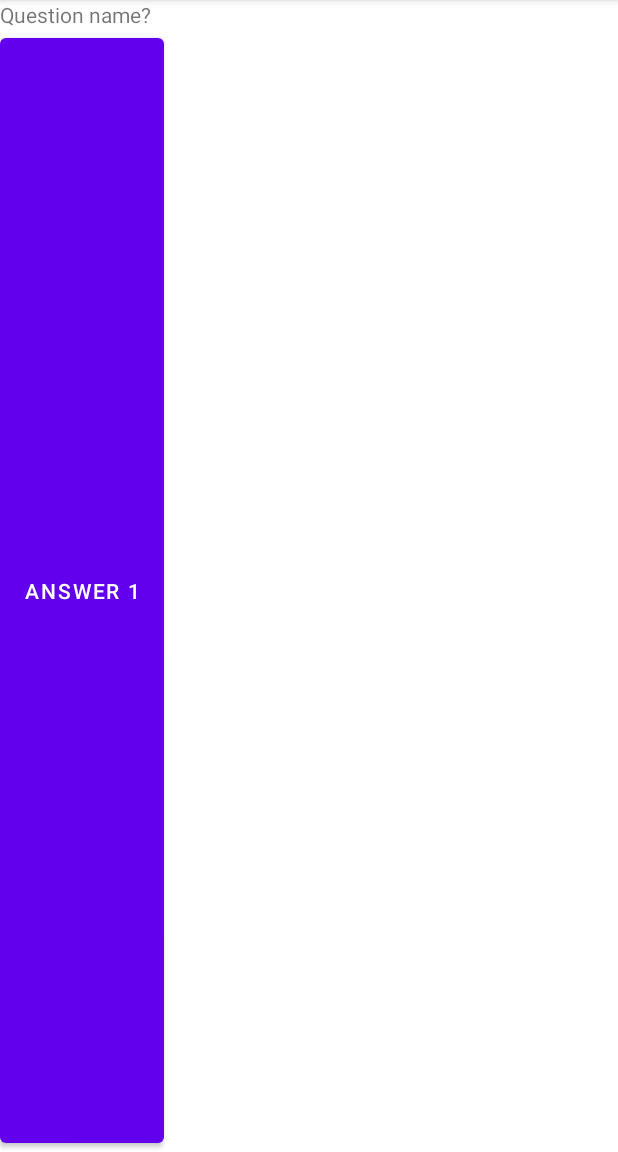
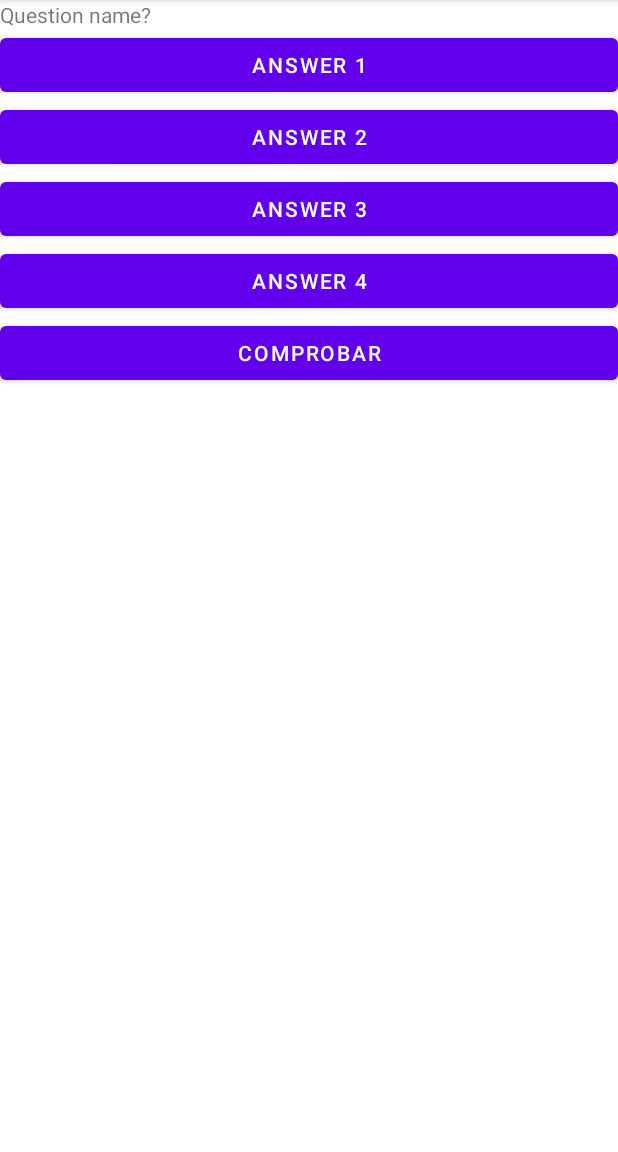
Before and after one commit to XavierRM/Leaf, an Android app: the screen it shows after launch (GameActivity), after a tap on an icon or button, on a phone screen of 412 x 824 dp, the part 84-1236 px from its top. Run offline under Robolectric (Android 15) with nearby library versions, the phone set to English and light mode, and no system bars.

Commit message:
Fixed all QuizGame bugs

```diff
--- a/app/src/main/java/com/grupo22/Leaf/MainActivity.java
+++ b/app/src/main/java/com/grupo22/Leaf/MainActivity.java
@@ -3,15 +3,12 @@ package com.grupo22.Leaf;
 import androidx.annotation.NonNull;
 import androidx.annotation.RequiresApi;
 import androidx.appcompat.app.AppCompatActivity;
-import androidx.core.app.NotificationCompat;
 import androidx.recyclerview.widget.LinearLayoutManager;
 import androidx.recyclerview.widget.RecyclerView;
 
-import android.app.PendingIntent;
 import android.content.Intent;
 import android.os.Build;
 import android.os.Bundle;
-import android.os.Parcelable;
 import android.util.Log;
 import android.view.Menu;
 import android.view.MenuInflater;
@@ -20,7 +17,6 @@ import android.view.View;
 import android.widget.TextView;
 import android.widget.Toast;
 
-import com.google.android.material.snackbar.Snackbar;
 import com.grupo22.Leaf.domain.deck.Deck;
 import com.grupo22.Leaf.menu.SessionActivity;
 import com.grupo22.Leaf.module.adapter.DecksAdapter;
@@ -69,10 +65,10 @@ public class MainActivity extends AppCompatActivity implements DecksView {
                 //mPresenter.onClickDeck(mAdapter.getItem(position));
                 DeckViewModel deckViewModel = mAdapter.getItem(position);
 
-                Deck deck = new Deck(deckViewModel.getId(), deckViewModel.getTitle(), deckViewModel.getQuestions());
+                Deck deck = new Deck(deckViewModel.getId(), deckViewModel.getTitle(), deckViewModel.getQuizzes());
 
                 //Here we would create the intent and pass the deck
-                Intent intentShare = new Intent(getApplicationContext(), GameActivity.class);
+                Intent intentShare = new Intent(getBaseContext(), GameActivity.class);
                 intentShare.putExtra(GameActivity.DECK_KEY, deck);
                 startActivity(intentShare);
                 Log.d("_TAG", "The deck selected is the following:\n" + deckViewModel.getTitle() + "\n" + deckViewModel.getId());
--- a/app/src/main/java/com/grupo22/Leaf/domain/deck/Deck.java
+++ b/app/src/main/java/com/grupo22/Leaf/domain/deck/Deck.java
@@ -3,17 +3,15 @@ package com.grupo22.Leaf.domain.deck;
 import android.os.Build;
 import android.os.Parcel;
 import android.os.Parcelable;
-import android.util.Log;
 
 import androidx.annotation.RequiresApi;
 
-import com.grupo22.Leaf.domain.question.Quiz;
+import com.grupo22.Leaf.domain.quiz.Quiz;
 
 import java.time.LocalDate;
 
-import java.time.LocalDateTime;
-import java.time.LocalTime;
 import java.time.format.DateTimeFormatter;
+import java.util.ArrayList;
 import java.util.List;
 
 @RequiresApi(api = Build.VERSION_CODES.O)
@@ -25,30 +23,30 @@ public class Deck implements Parcelable {
     private LocalDate creationDate = LocalDate.now();
     private LocalDate lastUpdate;
     private String lang;
-    private List<Quiz> questions;
+    private List<Quiz> quizzes;
 
-    public Deck(String id, String title, List<Quiz> questions) {
+    public Deck(String id, String title, List<Quiz> quizzes) {
         this.id = id;
         this.title = title;
         this.creationDate = LocalDate.now();
         this.lastUpdate = LocalDate.now();
-        this.questions = questions;
+        this.quizzes = quizzes;
     }
 
-    public Deck(String title, String category, String lang, List<Quiz> questions) {
+    public Deck(String title, String category, String lang, List<Quiz> quizzes) {
         this.title = title;
         this.category = category;
         this.lang = lang;
-        this.questions = questions;
+        this.quizzes = quizzes;
         this.creationDate = LocalDate.now();
         this.lastUpdate = LocalDate.now();
     }
 
-    public Deck(String title, String category, LocalDate creationDate, LocalDate lastUpdate,String lang, List<Quiz> questions) {
+    public Deck(String title, String category, LocalDate creationDate, LocalDate lastUpdate,String lang, List<Quiz> quizzes) {
         this.title = title;
         this.category = category;
         this.lang = lang;
-        this.questions = questions;
+        this.quizzes = quizzes;
         this.creationDate = creationDate;
         this.lastUpdate = lastUpdate;
     }
@@ -59,8 +57,11 @@ public class Deck implements Parcelable {
         id = in.readString();
         title = in.readString();
         category = in.readString();
-        //creationDate = LocalDate.parse((in.readString()), formatter);
+        creationDate = LocalDate.parse((in.readString()), formatter);
+        lastUpdate = LocalDate.parse((in.readString()), formatter);
         lang = in.readString();
+        quizzes = new ArrayList<>();
+        in.readTypedList(quizzes, Quiz.CREATOR);
     }
 
     public static final Creator<Deck> CREATOR = new Creator<Deck>() {
@@ -94,7 +95,7 @@ public class Deck implements Parcelable {
         return title;
     }
 
-    public void setTittle(String title) {
+    public void setTitle(String title) {
         updateLastDateTime();
         this.title = title;
     }
@@ -121,12 +122,12 @@ public class Deck implements Parcelable {
 
     public List<Quiz> getQuizzes() {
         updateLastDateTime();
-        return questions;
+        return quizzes;
     }
 
-    public void setQuestions(List<Quiz> questions) {
+    public void setQuizzes(List<Quiz> quizzes) {
         updateLastDateTime();
-        this.questions = questions;
+        this.quizzes = quizzes;
     }
 
     public LocalDate getCreationDate() {
@@ -150,6 +151,6 @@ public class Deck implements Parcelable {
         parcel.writeString(creationDate.toString());
         parcel.writeString(lastUpdate.toString());
         parcel.writeString(lang);
-        parcel.writeTypedList(questions);
+        parcel.writeTypedList(quizzes);
     }
 }
--- a/app/src/main/java/com/grupo22/Leaf/domain/deck/conversor/DeckToJsonConversor.java
+++ b/app/src/main/java/com/grupo22/Leaf/domain/deck/conversor/DeckToJsonConversor.java
@@ -5,7 +5,7 @@ import android.os.Build;
 import androidx.annotation.RequiresApi;
 
 import com.grupo22.Leaf.domain.deck.Deck;
-import com.grupo22.Leaf.domain.question.conversor.QuestionToJsonConversor;
+import com.grupo22.Leaf.domain.quiz.conversor.QuizToJsonConversor;
 
 import org.json.JSONException;
 import org.json.JSONObject;
@@ -19,7 +19,7 @@ public class DeckToJsonConversor {
                 .put("creationDate",deck.getCreationDate())
                 .put("lastUpdate",deck.getLastUpdate())
                 .put("lang",deck.getLang())
-                .put("content", QuestionToJsonConversor.convert(deck.getQuizzes()));
+                .put("content", QuizToJsonConversor.convert(deck.getQuizzes()));
         JSONObject deckJSON = new JSONObject().put("deck",deckInfo);
         return new JSONObject();
     }
--- a/app/src/main/java/com/grupo22/Leaf/domain/deck/conversor/JsonToDeckConversor.java
+++ b/app/src/main/java/com/grupo22/Leaf/domain/deck/conversor/JsonToDeckConversor.java
@@ -5,7 +5,7 @@ import android.os.Build;
 import androidx.annotation.RequiresApi;
 
 import com.grupo22.Leaf.domain.deck.Deck;
-import com.grupo22.Leaf.domain.question.conversor.JsonToQuestionConversor;
+import com.grupo22.Leaf.domain.quiz.conversor.JsonToQuizConversor;
 
 import org.json.JSONException;
 import org.json.JSONObject;
@@ -18,6 +18,6 @@ public class JsonToDeckConversor {
     @RequiresApi(api = Build.VERSION_CODES.O)
     public static Deck convert(JSONObject json) throws JSONException {
         DateTimeFormatter formatter = DateTimeFormatter.ofPattern("dd/MM/yyyy");
-        return new Deck(json.getString("title"), json.getString("category"), LocalDate.parse(json.getString("creationDate"), formatter), LocalDate.parse(json.getString("lastUpdate"),formatter), json.getString("lang"), JsonToQuestionConversor.convert(json.getJSONArray("content")));
+        return new Deck(json.getString("title"), json.getString("category"), LocalDate.parse(json.getString("creationDate"), formatter), LocalDate.parse(json.getString("lastUpdate"),formatter), json.getString("lang"), JsonToQuizConversor.convert(json.getJSONArray("content")));
     }
 }
--- a/app/src/main/java/com/grupo22/Leaf/domain/question/conversor/JsonToQuestionConversor.java
+++ b/app/src/main/java/com/grupo22/Leaf/domain/quiz/conversor/JsonToQuizConversor.java
@@ -1,6 +1,6 @@
-package com.grupo22.Leaf.domain.question.conversor;
+package com.grupo22.Leaf.domain.quiz.conversor;
 
-import com.grupo22.Leaf.domain.question.Quiz;
+import com.grupo22.Leaf.domain.quiz.Quiz;
 
 import org.json.JSONArray;
 import org.json.JSONException;
@@ -9,7 +9,7 @@ import org.json.JSONObject;
 import java.util.ArrayList;
 import java.util.List;
 
-public class JsonToQuestionConversor {
+public class JsonToQuizConversor {
 
     public static Quiz convert(JSONObject content) throws JSONException {
         List<String> answers = new ArrayList<>();
--- a/app/src/main/java/com/grupo22/Leaf/domain/question/conversor/QuestionToJsonConversor.java
+++ b/app/src/main/java/com/grupo22/Leaf/domain/quiz/conversor/QuizToJsonConversor.java
@@ -1,10 +1,10 @@
-package com.grupo22.Leaf.domain.question.conversor;
+package com.grupo22.Leaf.domain.quiz.conversor;
 
 import android.os.Build;
 
 import androidx.annotation.RequiresApi;
 
-import com.grupo22.Leaf.domain.question.Quiz;
+import com.grupo22.Leaf.domain.quiz.Quiz;
 
 import org.json.JSONArray;
 import org.json.JSONException;
@@ -12,7 +12,7 @@ import org.json.JSONObject;
 
 import java.util.List;
 
-public class QuestionToJsonConversor {
+public class QuizToJsonConversor {
 
     @RequiresApi(api = Build.VERSION_CODES.O)
     public static JSONObject convert(Quiz quiz) throws JSONException {
--- a/app/src/main/java/com/grupo22/Leaf/module/presenter/DecksPresenterImp.java
+++ b/app/src/main/java/com/grupo22/Leaf/module/presenter/DecksPresenterImp.java
@@ -10,7 +10,7 @@ import androidx.annotation.RequiresApi;
 import com.grupo22.Leaf.R;
 import com.grupo22.Leaf.domain.deck.Deck;
 
-import com.grupo22.Leaf.domain.question.Quiz;
+import com.grupo22.Leaf.domain.quiz.Quiz;
 import com.grupo22.Leaf.module.viewmodel.DeckViewModel;
 import com.grupo22.Leaf.module.viewmodel.DecksViewModelMapper;
 
@@ -60,7 +60,7 @@ public class DecksPresenterImp implements DecksPresenter {
             answers.add("answer 3");
             answers.add("answer 4");
 
-            Quiz question = new Quiz("Question name?", answers, 4);
+            Quiz question = new Quiz("Question name?", answers, 3);
 
             List<Quiz> questions = new ArrayList<>();
             questions.add(question);
--- a/app/src/main/java/com/grupo22/Leaf/module/viewmodel/DeckViewModel.java
+++ b/app/src/main/java/com/grupo22/Leaf/module/viewmodel/DeckViewModel.java
@@ -1,6 +1,6 @@
 package com.grupo22.Leaf.module.viewmodel;
 
-import com.grupo22.Leaf.domain.question.Quiz;
+import com.grupo22.Leaf.domain.quiz.Quiz;
 
 import java.util.List;
 
@@ -28,7 +28,7 @@ public class DeckViewModel {
         return title;
     }
 
-    public List<Quiz> getQuestions() {
+    public List<Quiz> getQuizzes() {
         return questions;
     }
 }
--- a/app/src/main/java/com/grupo22/Leaf/quizgame/GameActivity.java
+++ b/app/src/main/java/com/grupo22/Leaf/quizgame/GameActivity.java
@@ -1,9 +1,12 @@
 package com.grupo22.Leaf.quizgame;
 
+import androidx.annotation.RequiresApi;
 import androidx.appcompat.app.AppCompatActivity;
 
 import android.graphics.Color;
+import android.os.Build;
 import android.os.Bundle;
+import android.util.Log;
 import android.view.View;
 import android.widget.Button;
 import android.widget.TextView;
@@ -12,8 +15,8 @@ import android.widget.Toast;
 import com.grupo22.Leaf.R;
 import com.grupo22.Leaf.domain.deck.Deck;
 import com.grupo22.Leaf.quizgame.presenter.GameView;
-import com.grupo22.Leaf.quizgame.presenter.QuizPresenter;
-import com.grupo22.Leaf.quizgame.presenter.QuizPresenterImp;
+import com.grupo22.Leaf.quizgame.presenter.GamePresenter;
+import com.grupo22.Leaf.quizgame.presenter.GamePresenterImp;
 import com.grupo22.Leaf.quizgame.viewmodel.QuizViewModel;
 
 import java.util.ArrayList;
@@ -22,11 +25,12 @@ import java.util.List;
 public class GameActivity extends AppCompatActivity implements GameView {
 
     public static final String DECK_KEY = "DECK_KEY";
-    private QuizPresenter mPresenter;
+    private GamePresenter mPresenter;
 
     TextView question;
     TextView progress;
     List<Button> answers = new ArrayList<>();
+    Button checkAnswerButton;
     Deck deck;
 
     @Override
@@ -40,6 +44,7 @@ public class GameActivity extends AppCompatActivity implements GameView {
         answers.add(findViewById(R.id.but_second_answer));
         answers.add(findViewById(R.id.but_third_answer));
         answers.add(findViewById(R.id.but_fourth_answer));
+        checkAnswerButton = findViewById(R.id.but_check_answer);
 
         setUpView();
 
@@ -51,7 +56,7 @@ public class GameActivity extends AppCompatActivity implements GameView {
             }
         }
 
-        mPresenter = new QuizPresenterImp(this);
+        mPresenter = new GamePresenterImp(this);
         mPresenter.initFlow();
     }
 
@@ -76,6 +81,13 @@ public class GameActivity extends AppCompatActivity implements GameView {
                     }
                 }
             });
+
+        checkAnswerButton.setOnClickListener(new View.OnClickListener() {
+            @Override
+            public void onClick(View v) {
+                mPresenter.onCheckClick();
+            }
+        });
     }
 
     public Deck getDeck() {
@@ -91,24 +103,36 @@ public class GameActivity extends AppCompatActivity implements GameView {
         }
     }
 
+    @RequiresApi(api = Build.VERSION_CODES.M)
     @Override
     public void showAnswerSelected(int i) {
-        Button button = answers.get(i);
-        button.setBackgroundColor(Color.BLUE);
+        for (int j = 0; j < answers.size(); ++j) {
+            Button currentButton = answers.get(j);
+            if (j == i)
+                currentButton.setBackgroundColor(Color.BLUE);
+            else currentButton.setBackgroundColor(getColor(com.google.android.material.R.color.design_default_color_primary));
+        }
     }
 
     @Override
     public void showHit() {
+        checkAnswerButton.setBackgroundColor(Color.GREEN);
         Toast.makeText(getApplicationContext(), getString(R.string.hit), Toast.LENGTH_SHORT).show();
     }
 
     @Override
     public void showMiss() {
+        checkAnswerButton.setBackgroundColor(Color.RED);
         Toast.makeText(getApplicationContext(), getString(R.string.miss), Toast.LENGTH_SHORT).show();
     }
 
     @Override
     public void updateQuizzesCount(int currentQuiz, int totalQuizzes) {
+        progress.setText(currentQuiz + "/" + totalQuizzes);
+    }
 
+    @Override
+    public void showEndScreen() {
+        Log.d("END", "END");
     }
 }
--- a/app/src/main/java/com/grupo22/Leaf/quizgame/presenter/QuizPresenter.java
+++ b/app/src/main/java/com/grupo22/Leaf/quizgame/presenter/GamePresenter.java
@@ -1,6 +1,6 @@
 package com.grupo22.Leaf.quizgame.presenter;
 
-public interface QuizPresenter {
+public interface GamePresenter {
 
     void initFlow();
 
--- a/app/src/main/java/com/grupo22/Leaf/quizgame/presenter/QuizPresenterImp.java
+++ b/app/src/main/java/com/grupo22/Leaf/quizgame/presenter/GamePresenterImp.java
@@ -3,11 +3,12 @@ package com.grupo22.Leaf.quizgame.presenter;
 import android.os.AsyncTask;
 import android.os.Build;
 import android.os.Handler;
+import android.widget.Toast;
 
 import androidx.annotation.RequiresApi;
 
 import com.grupo22.Leaf.domain.deck.Deck;
-import com.grupo22.Leaf.domain.question.Quiz;
+import com.grupo22.Leaf.domain.quiz.Quiz;
 import com.grupo22.Leaf.quizgame.GameActivity;
 import com.grupo22.Leaf.quizgame.viewmodel.QuizViewModel;
 import com.grupo22.Leaf.quizgame.viewmodel.QuizzesViewModelMapper;
@@ -15,7 +16,7 @@ import com.grupo22.Leaf.quizgame.viewmodel.QuizzesViewModelMapper;
 import java.util.List;
 
 
-public class QuizPresenterImp implements QuizPresenter {
+public class GamePresenterImp implements GamePresenter {
 
     private GameView gameView;
 
@@ -23,7 +24,7 @@ public class QuizPresenterImp implements QuizPresenter {
     private int mCurrentQuiz = 0;
     private int mSelectedAnswer;
 
-    public QuizPresenterImp(GameView view) {
+    public GamePresenterImp(GameView view) {
         gameView = view;
     }
 
@@ -45,15 +46,23 @@ public class QuizPresenterImp implements QuizPresenter {
             gameView.showHit();
         else gameView.showMiss();
 
+        if (++mCurrentQuiz < mQuizzesViewModels.size()) {
             new Handler().postDelayed(new Runnable() {
                 @Override
                 public void run() {
-                ++mCurrentQuiz;
                     gameView.updateQuizzesCount(mCurrentQuiz + 1, mQuizzesViewModels.size());
                     gameView.showQuiz(mQuizzesViewModels.get(mCurrentQuiz));
                 }
             }, 1500);
-
+        }
+        else {
+            new Handler().postDelayed(new Runnable() {
+                @Override
+                public void run() {
+                    gameView.showEndScreen();
+                }
+            }, 1500);
+        }
 
         // show summary end screen when deck finished
     }
--- a/app/src/main/java/com/grupo22/Leaf/quizgame/presenter/GameView.java
+++ b/app/src/main/java/com/grupo22/Leaf/quizgame/presenter/GameView.java
@@ -13,4 +13,6 @@ public interface GameView {
     void showMiss();
 
     void updateQuizzesCount(int currentQuiz, int totalQuizzes);
+
+    void showEndScreen();
 }
--- a/app/src/main/java/com/grupo22/Leaf/quizgame/viewmodel/QuizzesViewModelMapper.java
+++ b/app/src/main/java/com/grupo22/Leaf/quizgame/viewmodel/QuizzesViewModelMapper.java
@@ -3,7 +3,7 @@ package com.grupo22.Leaf.quizgame.viewmodel;
 import android.os.Build;
 
 import androidx.annotation.RequiresApi;
-import com.grupo22.Leaf.domain.question.Quiz;
+import com.grupo22.Leaf.domain.quiz.Quiz;
 
 import java.util.ArrayList;
 import java.util.List;
--- a/app/src/main/res/layout/activity_game.xml
+++ b/app/src/main/res/layout/activity_game.xml
@@ -11,21 +11,27 @@
     </TextView>
 
     <Button
-        android:layout_width="wrap_content"
-        android:layout_height="match_parent"
+        android:layout_width="match_parent"
+        android:layout_height="wrap_content"
         android:id="@+id/but_first_answer" ></Button>
     <Button
-        android:layout_width="wrap_content"
-        android:layout_height="match_parent"
+        android:layout_width="match_parent"
+        android:layout_height="wrap_content"
         android:id="@+id/but_second_answer" ></Button>
     <Button
-        android:layout_width="wrap_content"
-        android:layout_height="match_parent"
+        android:layout_width="match_parent"
+        android:layout_height="wrap_content"
         android:id="@+id/but_third_answer" ></Button>
     <Button
-        android:layout_width="wrap_content"
-        android:layout_height="match_parent"
+        android:layout_width="match_parent"
+        android:layout_height="wrap_content"
         android:id="@+id/but_fourth_answer" ></Button>
+
+    <Button
+        android:layout_width="match_parent"
+        android:layout_height="wrap_content"
+        android:id="@+id/but_check_answer"
+        android:text="@string/check_answer"></Button>
 
     <TextView
         android:layout_width="match_parent"
--- a/app/src/main/res/values/strings.xml
+++ b/app/src/main/res/values/strings.xml
@@ -12,4 +12,5 @@
     <string name="error_general">Ups, ha ocurrido un error</string>
     <string name="hit">Enhorabuena, has acertado!</string>
     <string name="miss">Lo siento, has fallado</string>
+    <string name="check_answer">Comprobar</string>
 </resources>
```
Also changed, not shown: app/src/main/java/com/grupo22/Leaf/domain/quiz/Quiz.java (renamed from app/src/main/java/com/grupo22/Leaf/domain/question/Quiz.java, +22 -2 lines). Lines whose indentation alone changed are shown as unchanged.
